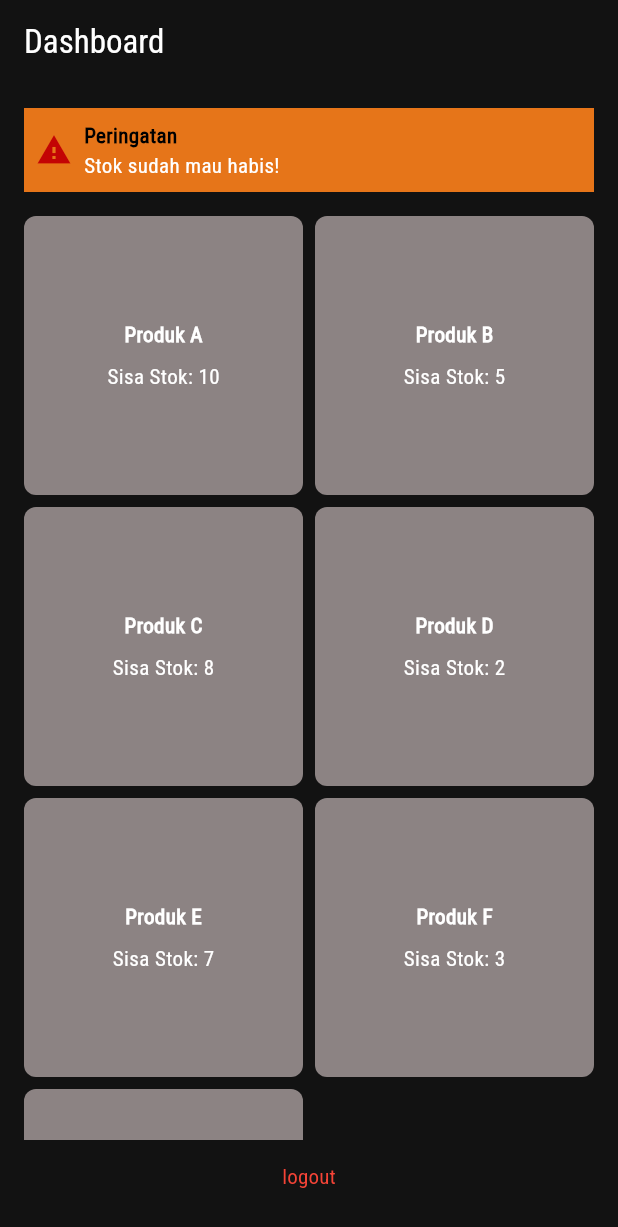
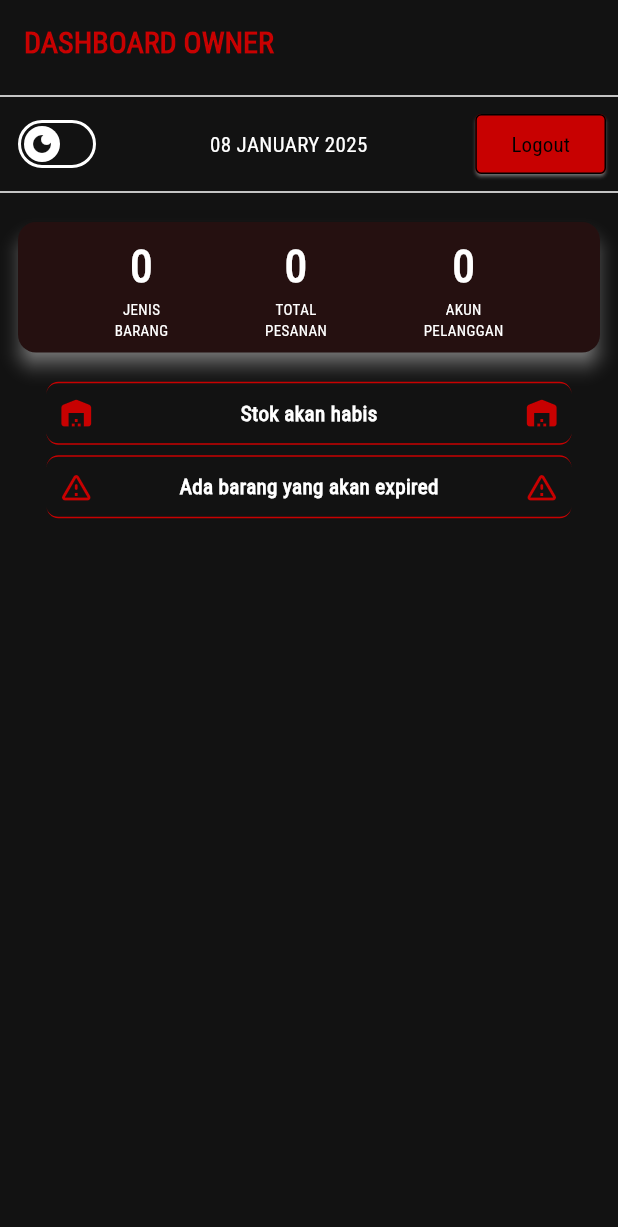
Before and after one commit to 221110019/project_bansos, a Flutter app: the DashboardOwner screen opened directly, on a phone screen of 412 x 824 dp. Shown: the top 1227 px of the screen. Run offline on Flutter 3.47's test engine with Material 3 defaults, Android fonts, the phone set to English and light mode, and no system bars; our stand-ins replace cloud_firestore, firebase_auth, firebase_core, shared_preferences, sqflite; accounts and stored records are empty.

Commit message:
perbaikan minor UI owner

```diff
--- a/lib/components/theme_switch.dart
+++ b/lib/components/theme_switch.dart
@@ -11,7 +11,11 @@ class ThemeSwitch extends StatelessWidget {
     final themeProvider = ShortcutHelper.temaTerang(context);
     return Switch(
         value: themeProvider.terang,
-        onChanged: (value) => themeProvider.toggleTema(),
+        onChanged: (value) {
+          themeProvider.toggleTema();
+          ShortcutHelper.kataSistem(context,
+              "Mengaktifkan mode ${themeProvider.terang ? 'terang' : 'gelap'}");
+        },
         thumbIcon: WidgetStateProperty.resolveWith<Icon?>(
           (Set<WidgetState> states) {
             if (!themeProvider.terang) {
--- a/lib/helper/shortcut_helper.dart
+++ b/lib/helper/shortcut_helper.dart
@@ -1,4 +1,5 @@
 import 'package:flutter/material.dart';
+import 'package:intl/intl.dart';
 import 'package:project_bansos/provider/theme_provider.dart';
 import 'package:provider/provider.dart';
 
@@ -22,4 +23,43 @@ class ShortcutHelper {
   static ThemeProvider temaTerang(BuildContext context) {
     return Provider.of<ThemeProvider>(context);
   }
+
+  static double lebarFull(BuildContext context) {
+    return MediaQuery.of(context).size.width;
+  }
+
+  static double tinggiFull(BuildContext context) {
+    return MediaQuery.of(context).size.height;
+  }
+
+  static Future<dynamic> pushKe(BuildContext context, Widget nextHalaman) {
+    return Navigator.of(context).push(MaterialPageRoute(
+      builder: (context) => nextHalaman,
+    ));
+  }
+
+  static String rupiahkan(int amount) {
+    final formatter =
+        NumberFormat.currency(locale: 'id_ID', symbol: 'Rp ', decimalDigits: 0);
+    return formatter.format(amount);
+  }
+
+  static String sekarang() {
+    final now = DateTime.now();
+    final formatTanggal = DateFormat('dd MMMM yyyy', Intl.defaultLocale);
+    return formatTanggal.format(now);
+  }
+
+  static ScaffoldFeatureController kataSistem(
+      BuildContext context, String pesan) {
+    return ScaffoldMessenger.of(context).showSnackBar(
+      SnackBar(
+        dismissDirection: DismissDirection.horizontal,
+        showCloseIcon: true,
+        clipBehavior: Clip.antiAlias,
+        content: Text(pesan),
+        duration: const Duration(seconds: 2),
+      ),
+    );
+  }
 }
--- a/lib/pages/owner/dashboard_owner.dart
+++ b/lib/pages/owner/dashboard_owner.dart
@@ -1,120 +1,165 @@
 import 'package:flutter/material.dart';
+import 'package:project_bansos/components/theme_switch.dart';
+import 'package:project_bansos/components/tombol_custom.dart';
+import 'package:project_bansos/helper/shortcut_helper.dart';
 import 'package:project_bansos/services/auth_services.dart';
 
 void main() {
-  runApp(MyApp());
+  runApp(const MyApp());
 }
 
 class MyApp extends StatelessWidget {
+  const MyApp({super.key});
+
   @override
   Widget build(BuildContext context) {
-    return MaterialApp(
+    return const MaterialApp(
       title: 'Dashboard Owner',
       home: DashboardOwner(),
     );
   }
 }
 
-class DashboardOwner extends StatefulWidget {
+class DashboardOwner extends StatelessWidget {
   const DashboardOwner({super.key});
-
-  @override
-  State<DashboardOwner> createState() => _DashboardOwnerState();
-}
-
-class _DashboardOwnerState extends State<DashboardOwner> {
-  AuthServices authServices = AuthServices();
-
-  final List<Map<String, dynamic>> products = [
-    {'name': 'Produk A', 'stock': 10},
-    {'name': 'Produk B', 'stock': 5},
-    {'name': 'Produk C', 'stock': 8},
-    {'name': 'Produk D', 'stock': 2},
-    {'name': 'Produk E', 'stock': 7},
-    {'name': 'Produk F', 'stock': 3},
-    {'name': 'Produk G', 'stock': 6},
-  ];
 
   @override
   Widget build(BuildContext context) {
     return Scaffold(
       appBar: AppBar(
-        title: Text("Dashboard"),
+        title: Text(
+          "Dashboard Owner".toUpperCase(),
+          style: TextStyle(
+            fontSize: 20,
+            fontWeight: FontWeight.bold,
+            color: ShortcutHelper.warnaPrimary(context),
           ),
-      body: Padding(
-        padding: EdgeInsets.all(16.0),
+        ),
+      ),
+      body: Column(
+        children: [
+          Divider(color: ShortcutHelper.warnaOnSurface(context)),
+          pengaturanUtama(context),
+          Divider(color: ShortcutHelper.warnaOnSurface(context)),
+          rekap(context),
+          // Hanya muncul jika stok habis
+          peringatan(context, 'Stok akan habis', Icons.warehouse_rounded),
+          // hanya muncul jika ada barang expired
+          peringatan(context, 'Ada barang yang akan expired',
+              Icons.warning_amber_rounded),
+          daftarStokHabis(),
+          daftarStokExpired(),
+        ],
+      ),
+    );
+  }
+
+  Container pengaturanUtama(BuildContext context) {
+    AuthServices authServices = AuthServices();
+    return Container(
+      padding: const EdgeInsets.symmetric(horizontal: 8),
+      child: Row(
+        mainAxisAlignment: MainAxisAlignment.spaceBetween,
+        children: [
+          const ThemeSwitch(),
+          Text(ShortcutHelper.sekarang().toUpperCase()),
+          TombolCustom(
+              onPressed: () {
+                authServices.logoutUser();
+                ShortcutHelper.kataSistem(context, 'Berhasil keluar');
+              },
+              child: const Text('Logout'))
+        ],
+      ),
+    );
+  }
+
+  Container rekap(BuildContext context) {
+    Container isiCard(int jumlah, String nama1, String nama2) {
+      return Container(
+        padding: const EdgeInsets.symmetric(vertical: 8),
         child: Column(
-          crossAxisAlignment: CrossAxisAlignment.start,
-          children: [
-            Container(
-              padding: EdgeInsets.all(8.0),
-              color: const Color.fromARGB(255, 230, 117, 25),
-              child: Row(
-                children: [
-                  Icon(Icons.warning,
-                      color: const Color.fromARGB(255, 195, 4, 4)),
-                  SizedBox(width: 8.0),
-                  Column(
-                    crossAxisAlignment: CrossAxisAlignment.start,
           children: [
             Text(
-                        "Peringatan",
-                        style: TextStyle(
-                            fontWeight: FontWeight.bold,
-                            color: const Color.fromARGB(255, 0, 0, 0)),
+              jumlah.toString(),
+              style: const TextStyle(fontWeight: FontWeight.w900, fontSize: 30),
             ),
-                      Text("Stok sudah mau habis!"),
-                    ],
+            Text(
+              nama1.toUpperCase(),
+              style: const TextStyle(
+                fontSize: 10,
+              ),
+            ),
+            Text(
+              nama2.toUpperCase(),
+              style: const TextStyle(fontSize: 10),
             ),
           ],
         ),
+      );
+    }
+
+    return Container(
+      padding: const EdgeInsets.all(8),
+      child: Column(
+        children: [
+          Card(
+            shadowColor: ShortcutHelper.warnaOnSurface(context),
+            elevation: 5,
+            surfaceTintColor: ShortcutHelper.warnaPrimary(context),
+            borderOnForeground: true,
+            child: Row(
+              mainAxisAlignment: MainAxisAlignment.spaceEvenly,
+              crossAxisAlignment: CrossAxisAlignment.center,
+              children: [
+                isiCard(0, 'Jenis', 'Barang'),
+                isiCard(0, 'Total', 'Pesanan'),
+                isiCard(0, 'Akun', 'Pelanggan'),
+              ],
             ),
-            SizedBox(height: 16.0),
-            Expanded(
-              child: GridView.builder(
-                gridDelegate: SliverGridDelegateWithFixedCrossAxisCount(
-                  crossAxisCount: 2,
-                  crossAxisSpacing: 8.0,
-                  mainAxisSpacing: 8.0,
-                ),
-                itemCount: products.length,
-                itemBuilder: (context, index) {
-                  final product = products[index];
-                  return Container(
-                    padding: EdgeInsets.all(8.0),
-                    decoration: BoxDecoration(
-                      color: const Color.fromARGB(255, 140, 131, 131),
-                      borderRadius: BorderRadius.circular(8.0),
-                    ),
-                    child: Column(
-                      mainAxisAlignment: MainAxisAlignment.center,
-                      children: [
-                        Text(
-                          product['name'],
-                          style: TextStyle(fontWeight: FontWeight.bold),
-                        ),
-                        SizedBox(height: 8.0),
-                        Text("Sisa Stok: ${product['stock']}"),
+          )
         ],
       ),
     );
-                },
+  }
+
+  Container peringatan(BuildContext context, String isi, IconData ikon) {
+    return Container(
+      padding: const EdgeInsets.all(8.0),
+      margin: const EdgeInsets.only(top: 8),
+      width: ShortcutHelper.lebarFull(context) * 0.85,
+      decoration: BoxDecoration(
+          borderRadius: BorderRadius.circular(8),
+          border: Border.symmetric(
+            horizontal: BorderSide(
+              strokeAlign: BorderSide.strokeAlignCenter,
+              color: ShortcutHelper.warnaPrimary(context),
             ),
+          )),
+      child: Row(
+        mainAxisAlignment: MainAxisAlignment.spaceBetween,
+        crossAxisAlignment: CrossAxisAlignment.center,
+        children: [
+          Icon(ikon, color: ShortcutHelper.warnaPrimary(context)),
+          const SizedBox(width: 8.0),
+          Text(
+            isi,
+            style: TextStyle(
+                fontWeight: FontWeight.bold,
+                color: ShortcutHelper.warnaOnSurface(context)),
           ),
-            Center(
-              child: TextButton(
-                onPressed: () {
-                  authServices.logoutUser();
-                },
-                child: Text(
-                  'logout',
-                  style: TextStyle(color: Colors.red),
-                ),
-              ),
-            ),
+          const SizedBox(width: 8.0),
+          Icon(ikon, color: ShortcutHelper.warnaPrimary(context)),
         ],
-        ),
       ),
     );
   }
+
+  Widget daftarStokHabis() {
+    return Container();
   }
+
+  Widget daftarStokExpired() {
+    return Container();
+  }
+}
--- a/lib/pages/owner/stok/filter_stok_owner.dart
+++ b/lib/pages/owner/stok/filter_stok_owner.dart
@@ -6,10 +6,10 @@ class FilterStokOwner extends StatefulWidget {
   const FilterStokOwner({super.key});
 
   @override
-  _FilterStokOwnerState createState() => _FilterStokOwnerState();
+  FilterStokOwnerState createState() => FilterStokOwnerState();
 }
 
-class _FilterStokOwnerState extends State<FilterStokOwner> {
+class FilterStokOwnerState extends State<FilterStokOwner> {
   void onChipSelected(int index) {
     if (Provider.of<FilterStockProvider>(context, listen: false)
             .selectedChoiceIndex !=
```
Also changed, not shown: lib/components/alt_gambar_error.dart (added, +30 -0 lines), lib/main.dart (+3 -22 lines), lib/pages/owner/pesanan_owner.dart (+22 -44 lines), lib/pages/owner/stok/stok_owner.dart (+32 -24 lines), lib/pages/owner/stok/tambah_stok_owner.dart (+4 -9 lines), lib/pages/owner/stok/update_stok_owner.dart (+26 -11 lines), 1 other file. Lines whose indentation alone changed are shown as unchanged.
